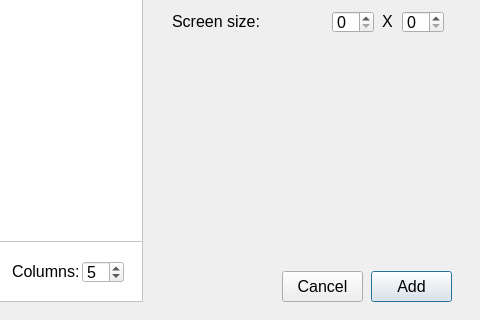
The window that Mainwindow/add_hall/hall.ui (Drakenhielm/Biobokningssystem) describes before a commit, drawn with Qt 5; both pictures show x 378 to 858 and y 149 to 469 of the 858 by 469 pixel window.
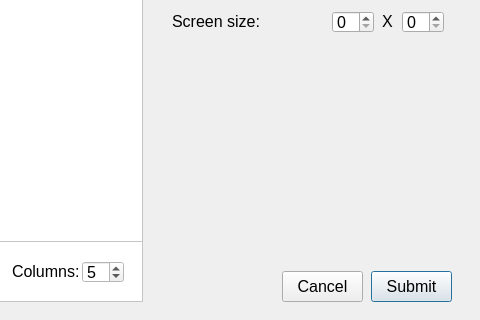
The same window after the commit.

The edit to the form file:
```diff
--- a/Mainwindow/add_hall/hall.ui
+++ b/Mainwindow/add_hall/hall.ui
@@ -46,7 +46,7 @@
     </font>
    </property>
    <property name="text">
-    <string>Add</string>
+    <string>Submit</string>
    </property>
   </widget>
   <widget class="QFrame" name="frame_rows_columns">
```
